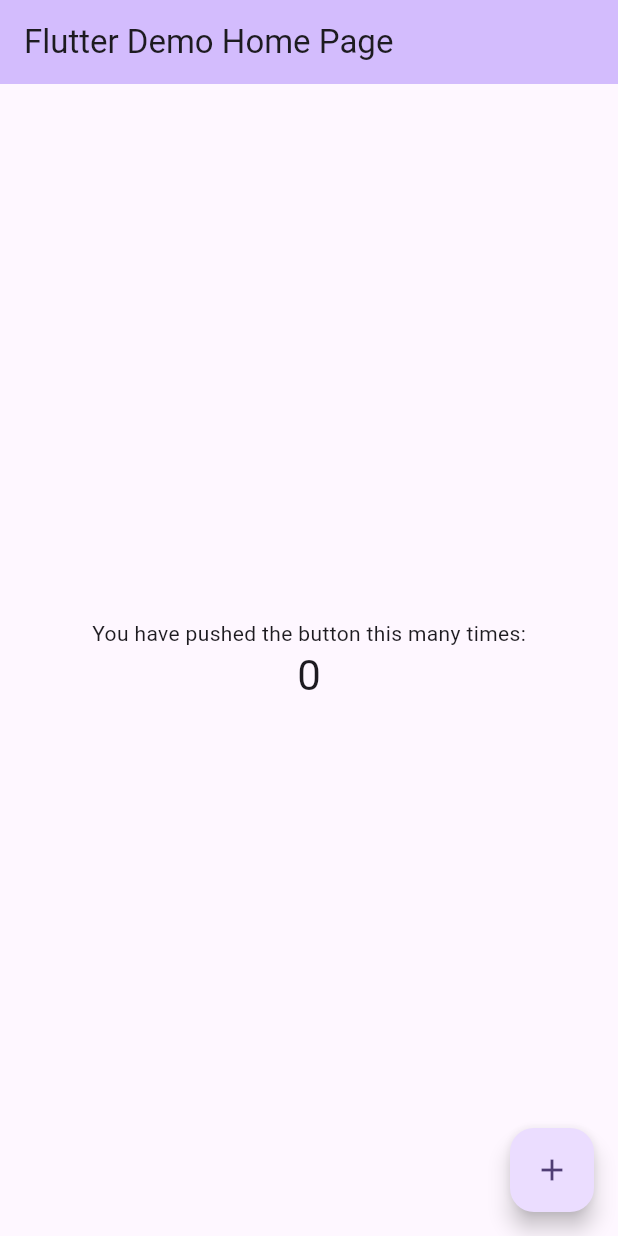
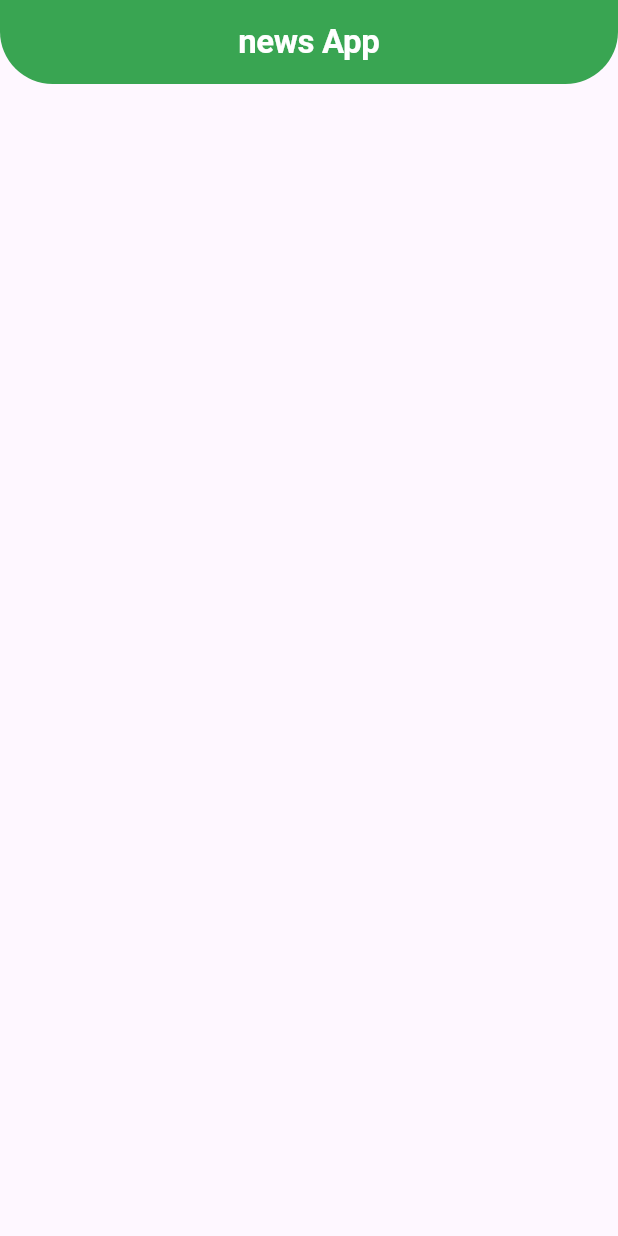
Before and after one commit to abeerghorab/News-App, a Flutter app: the screen it shows after launch, on a phone screen of 412 x 824 dp. Run offline on Flutter 3.47's test engine with Material 3 defaults, Android fonts, the phone set to English and light mode, and no system bars.

Commit message:
appBar And themeData

```diff
--- /dev/null
+++ b/lib/home/home_Screen.dart
@@ -0,0 +1,17 @@
+import 'package:flutter/material.dart';
+
+class HomeScreen extends StatelessWidget {
+  static const String routeName = "homeScreen";
+
+  @override
+  Widget build(BuildContext context) {
+    return Scaffold(
+      appBar: AppBar(
+        title: Text(
+          "news App",
+          style: Theme.of(context).textTheme.headline1,
+        ),
+      ),
+    );
+  }
+}
--- a/lib/main.dart
+++ b/lib/main.dart
@@ -1,4 +1,6 @@
 import 'package:flutter/material.dart';
+import 'package:newsapp/home/home_Screen.dart';
+import 'package:newsapp/my_theme.dart';
 
 void main() {
   runApp(const MyApp());
@@ -11,115 +13,12 @@ class MyApp extends StatelessWidget {
   @override
   Widget build(BuildContext context) {
     return MaterialApp(
-      title: 'Flutter Demo',
-      theme: ThemeData(
-        // This is the theme of your application.
-        //
-        // TRY THIS: Try running your application with "flutter run". You'll see
-        // the application has a purple toolbar. Then, without quitting the app,
-        // try changing the seedColor in the colorScheme below to Colors.green
-        // and then invoke "hot reload" (save your changes or press the "hot
-        // reload" button in a Flutter-supported IDE, or press "r" if you used
-        // the command line to start the app).
-        //
-        // Notice that the counter didn't reset back to zero; the application
-        // state is not lost during the reload. To reset the state, use hot
-        // restart instead.
-        //
-        // This works for code too, not just values: Most code changes can be
-        // tested with just a hot reload.
-        colorScheme: ColorScheme.fromSeed(seedColor: Colors.deepPurple),
-        useMaterial3: true,
-      ),
-      home: const MyHomePage(title: 'Flutter Demo Home Page'),
+      debugShowCheckedModeBanner: false,
+      initialRoute: HomeScreen.routeName,
+      routes: {
+        HomeScreen.routeName: (context) => HomeScreen(),
+      },
+      theme: MyThemeData.lightTheme,
     );
   }
 }
-
-class MyHomePage extends StatefulWidget {
-  const MyHomePage({super.key, required this.title});
-
-  // This widget is the home page of your application. It is stateful, meaning
-  // that it has a State object (defined below) that contains fields that affect
-  // how it looks.
-
-  // This class is the configuration for the state. It holds the values (in this
-  // case the title) provided by the parent (in this case the App widget) and
-  // used by the build method of the State. Fields in a Widget subclass are
-  // always marked "final".
-
-  final String title;
-
-  @override
-  State<MyHomePage> createState() => _MyHomePageState();
-}
-
-class _MyHomePageState extends State<MyHomePage> {
-  int _counter = 0;
-
-  void _incrementCounter() {
-    setState(() {
-      // This call to setState tells the Flutter framework that something has
-      // changed in this State, which causes it to rerun the build method below
-      // so that the display can reflect the updated values. If we changed
-      // _counter without calling setState(), then the build method would not be
-      // called again, and so nothing would appear to happen.
-      _counter++;
-    });
-  }
-
-  @override
-  Widget build(BuildContext context) {
-    // This method is rerun every time setState is called, for instance as done
-    // by the _incrementCounter method above.
-    //
-    // The Flutter framework has been optimized to make rerunning build methods
-    // fast, so that you can just rebuild anything that needs updating rather
-    // than having to individually change instances of widgets.
-    return Scaffold(
-      appBar: AppBar(
-        // TRY THIS: Try changing the color here to a specific color (to
-        // Colors.amber, perhaps?) and trigger a hot reload to see the AppBar
-        // change color while the other colors stay the same.
-        backgroundColor: Theme.of(context).colorScheme.inversePrimary,
-        // Here we take the value from the MyHomePage object that was created by
-        // the App.build method, and use it to set our appbar title.
-        title: Text(widget.title),
-      ),
-      body: Center(
-        // Center is a layout widget. It takes a single child and positions it
-        // in the middle of the parent.
-        child: Column(
-          // Column is also a layout widget. It takes a list of children and
-          // arranges them vertically. By default, it sizes itself to fit its
-          // children horizontally, and tries to be as tall as its parent.
-          //
-          // Column has various properties to control how it sizes itself and
-          // how it positions its children. Here we use mainAxisAlignment to
-          // center the children vertically; the main axis here is the vertical
-          // axis because Columns are vertical (the cross axis would be
-          // horizontal).
-          //
-          // TRY THIS: Invoke "debug painting" (choose the "Toggle Debug Paint"
-          // action in the IDE, or press "p" in the console), to see the
-          // wireframe for each widget.
-          mainAxisAlignment: MainAxisAlignment.center,
-          children: <Widget>[
-            const Text(
-              'You have pushed the button this many times:',
-            ),
-            Text(
-              '$_counter',
-              style: Theme.of(context).textTheme.headlineMedium,
-            ),
-          ],
-        ),
-      ),
-      floatingActionButton: FloatingActionButton(
-        onPressed: _incrementCounter,
-        tooltip: 'Increment',
-        child: const Icon(Icons.add),
-      ), // This trailing comma makes auto-formatting nicer for build methods.
-    );
-  }
-}
--- /dev/null
+++ b/lib/my_theme.dart
@@ -0,0 +1,36 @@
+import 'package:flutter/material.dart';
+
+class MyThemeData {
+  static const Color primaryLightColor = Color(0xff39A552);
+  static const Color whiteColor = Color(0xffFFFFFF);
+  static const Color darkBlueColor = Color(0xff003E90);
+  static const Color redColor = Color(0xffEC4848);
+  static const Color pinkColor = Color(0xffED1E79);
+  static const Color brownColor = Color(0xffCF7E48);
+  static const Color blueColor = Color(0xff4882CF);
+  static const Color yellowColor = Color(0xffF2D352);
+  static const Color blackColor = Color(0xff383838);
+  static const Color greyColor = Color(0xff4F5A69);
+  //static const Color backgroundlightColor = Color(0xffDFECDB);
+  static ThemeData lightTheme = ThemeData(
+    primaryColor: primaryLightColor,
+    textTheme: TextTheme(
+      headline1: TextStyle(
+        color: whiteColor,
+        fontSize: 22,
+        fontWeight: FontWeight.bold,
+      ),
+    ),
+    appBarTheme: AppBarTheme(
+      backgroundColor: primaryLightColor,
+      elevation: 0,
+      centerTitle: true,
+      shape: RoundedRectangleBorder(
+        borderRadius: BorderRadius.only(
+          bottomLeft: Radius.circular(35),
+          bottomRight: Radius.circular(35),
+        ),
+      ),
+    ),
+  );
+}
--- a/pubspec.yaml
+++ b/pubspec.yaml
@@ -59,7 +59,8 @@ flutter:
   uses-material-design: true
 
   # To add assets to your application, add an assets section, like this:
-  # assets:
+  assets:
+    -  assets/images/
   #   - images/a_dot_burr.jpeg
   #   - images/a_dot_ham.jpeg
 
```
Also changed, not shown: assets/images/NewsTest.png (added), assets/images/Politics.png (added), assets/images/ball.png (added), assets/images/bussines.png (added), assets/images/environment.png (added), assets/images/health.png (added), assets/images/science.png (added).
